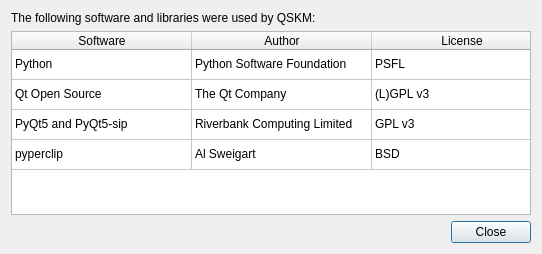
Old version of the form ui/OssUsed.ui in the repository kazum1kun/QSteamKeyManager.
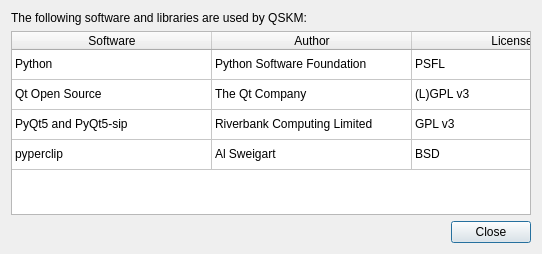
New version of the form.

```diff
--- a/ui/OssUsed.ui
+++ b/ui/OssUsed.ui
@@ -17,7 +17,7 @@
             <item>
                 <widget class="QLabel" name="label_heading">
                     <property name="text">
-                        <string>The following software and libraries were used by QSKM:</string>
+                        <string>The following software and libraries are used by QSKM:</string>
                     </property>
                 </widget>
             </item>
@@ -33,7 +33,7 @@
                         <set>QAbstractItemView::NoEditTriggers</set>
                     </property>
                     <attribute name="horizontalHeaderDefaultSectionSize">
-                        <number>180</number>
+                        <number>200</number>
                     </attribute>
                     <attribute name="horizontalHeaderStretchLastSection">
                         <bool>true</bool>
```
